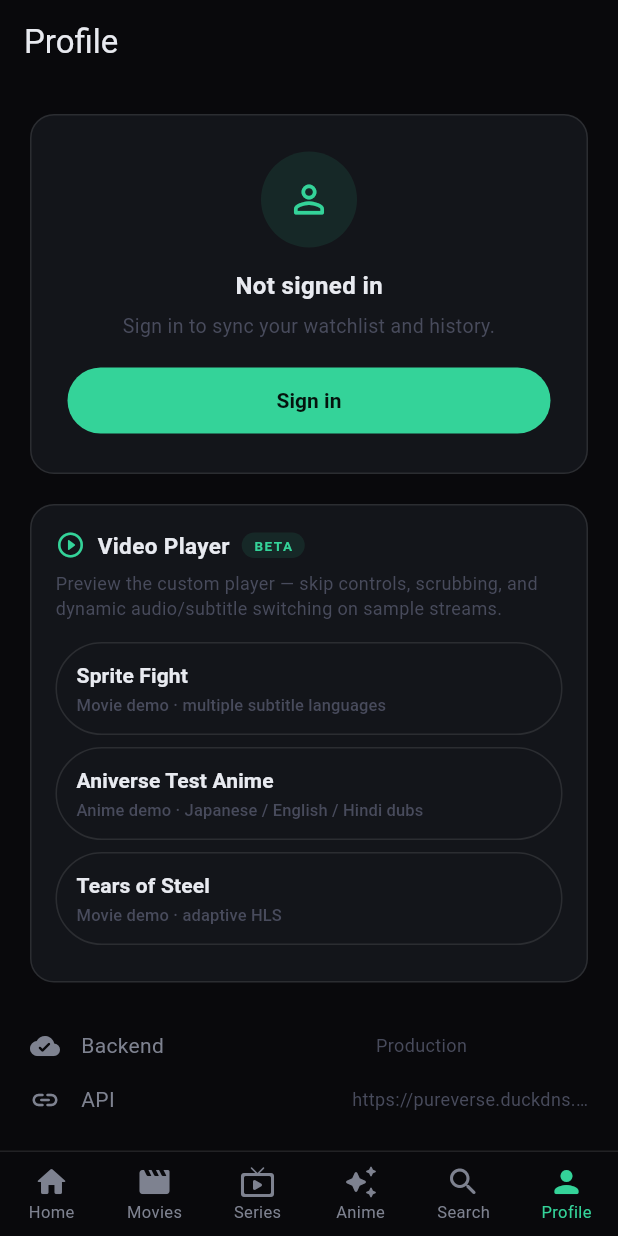
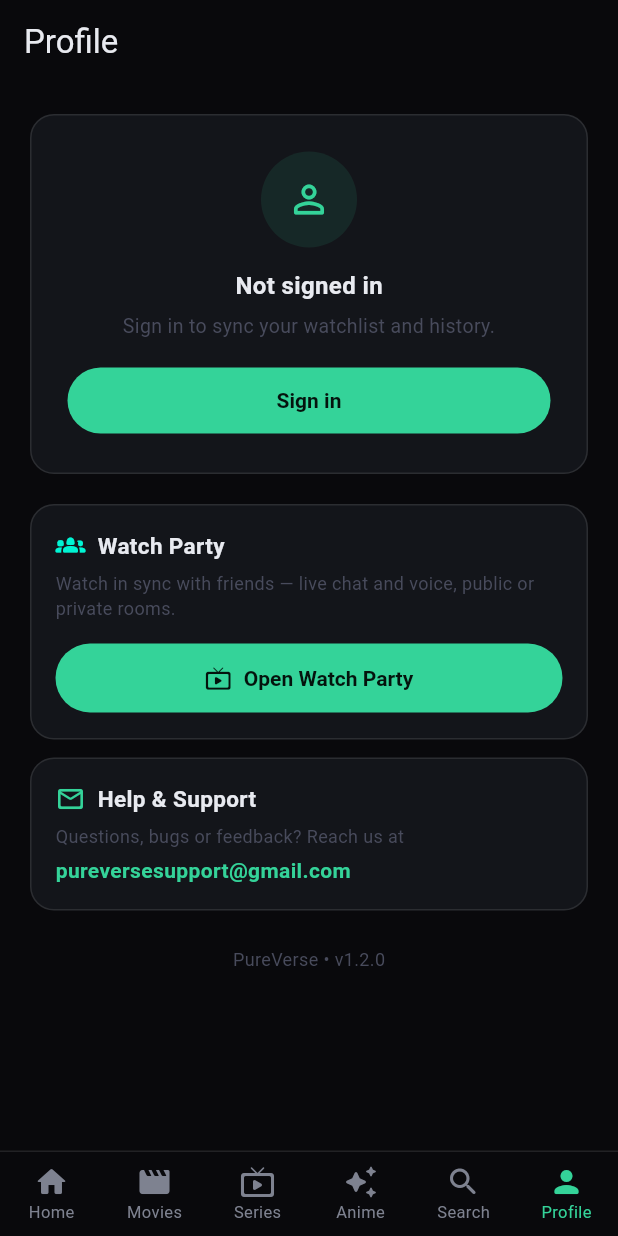
Before and after one commit to Maazhussain786/PureVerse, a Flutter app: the screen it shows after launch, item 6 of the bottom bar chosen, on a phone screen of 412 x 824 dp. Run offline on Flutter 3.47's test engine with Material 3 defaults, Android fonts, the phone set to English and light mode, and no system bars; our stand-ins replace cached_network_image, dio, flutter_riverpod, flutter_secure_storage, google_sign_in, permission_handler and 1 more; missing offline and left inert: flutter_inappwebview, flutter_webrtc, media_kit, media_kit_video; network calls fail.

Commit message:
profile: polish for release + drop dead demo player
Remove the backend/API debug rows and the BETA sample-player section; add a
Watch Party card, a Help & Support card (pureversesupport@gmail.com), and the
current version. Delete the now-unused demo/Chewie players (demo_media,
native_player_screen, player_screen) and drop the chewie + video_player deps.

```diff
--- a/mobile/lib/core/models/demo_media.dart
+++ /dev/null
@@ -1,93 +0,0 @@
-// Sample playable media for the native-player preview.
-//
-// The production catalogue only exposes third-party iframe embeds (no direct
-// stream URLs, audio tracks or subtitle tracks — see the player architecture
-// notes), so the custom player is demonstrated against public HLS/VTT test
-// assets. Each DemoMedia declares the audio (dub) and subtitle options that
-// actually exist for it, so the player's menus are built dynamically and only
-// show what's available — e.g. a Hindi dub appears only where it's defined.
-
-/// One selectable audio / dub language. In this demo each dub is a separate
-/// stream; in production these would be alternate audio renditions of one HLS.
-class AudioOption {
-  final String label; // e.g. "Japanese", "English (Dub)"
-  final String language; // ISO code, e.g. "ja", "en", "hi"
-  final String url; // HLS/MP4 stream for this audio
-  const AudioOption(this.label, this.language, this.url);
-}
-
-/// One selectable subtitle track (external WebVTT).
-class SubtitleOption {
-  final String label; // e.g. "English"
-  final String language; // ISO code
-  final String url; // .vtt URL
-  const SubtitleOption(this.label, this.language, this.url);
-}
-
-class DemoMedia {
-  final String title;
-  final String subtitle; // short descriptor shown in the chooser
-  final List<AudioOption> audioTracks;
-  final List<SubtitleOption> subtitleTracks;
-
-  const DemoMedia({
-    required this.title,
-    required this.subtitle,
-    required this.audioTracks,
-    required this.subtitleTracks,
-  });
-}
-
-// ─── Public test assets (fast, multi-bitrate HLS so quality variants appear
-// and adaptive streaming keeps buffering low) ───
-// Vidstack sprite-fight clip ships matching multi-language WebVTT subtitles.
-const _spriteHls = 'https://files.vidstack.io/sprite-fight/hls/stream.m3u8';
-
-// Distinct fast multi-bitrate HLS streams, used to stand in for separate dubs.
-const _muxBunny = 'https://test-streams.mux.dev/x36xhzz/x36xhzz.m3u8';
-const _muxTos = 'https://test-streams.mux.dev/tos_ismc/main.m3u8';
-const _sintel = 'https://bitdash-a.akamaihd.net/content/sintel/hls/playlist.m3u8';
-
-const demoCatalog = <DemoMedia>[
-  // Subtitle-rich title: one audio, many subtitle languages (note: no Hindi).
-  DemoMedia(
-    title: 'Sprite Fight',
-    subtitle: 'Movie demo · multiple subtitle languages',
-    audioTracks: [
-      AudioOption('Original', 'en', _spriteHls),
-    ],
-    subtitleTracks: [
-      SubtitleOption('English', 'en', 'https://files.vidstack.io/sprite-fight/subs/english.vtt'),
-      SubtitleOption('Spanish', 'es', 'https://files.vidstack.io/sprite-fight/subs/spanish.vtt'),
-      SubtitleOption('French', 'fr', 'https://files.vidstack.io/sprite-fight/subs/french.vtt'),
-    ],
-  ),
-
-  // Dub-rich "anime" title: multiple audio languages incl. a Hindi dub that the
-  // movie above does NOT have — proving the menu is built per-title.
-  DemoMedia(
-    title: 'Aniverse Test Anime',
-    subtitle: 'Anime demo · Japanese / English / Hindi dubs',
-    audioTracks: [
-      AudioOption('Japanese', 'ja', _muxBunny),
-      AudioOption('English (Dub)', 'en', _sintel),
-      AudioOption('Hindi (Dub)', 'hi', _muxTos),
-    ],
-    subtitleTracks: [
-      SubtitleOption('English', 'en', 'https://files.vidstack.io/sprite-fight/subs/english.vtt'),
-      SubtitleOption('Spanish', 'es', 'https://files.vidstack.io/sprite-fight/subs/spanish.vtt'),
-    ],
-  ),
-
-  // Tracks-in-the-manifest title (Tears of Steel ships alternate audio + subs).
-  DemoMedia(
-    title: 'Tears of Steel',
-    subtitle: 'Movie demo · adaptive HLS',
-    audioTracks: [
-      AudioOption('English', 'en', _muxTos),
-    ],
-    subtitleTracks: [
-      SubtitleOption('English', 'en', 'https://files.vidstack.io/sprite-fight/subs/english.vtt'),
-    ],
-  ),
-];
--- a/mobile/lib/features/profile/presentation/screens/profile_screen.dart
+++ b/mobile/lib/features/profile/presentation/screens/profile_screen.dart
@@ -2,11 +2,9 @@ import 'package:flutter/material.dart';
 import 'package:flutter_riverpod/flutter_riverpod.dart';
 import 'package:cached_network_image/cached_network_image.dart';
 
-import '../../../../core/config/app_config.dart';
 import '../../../../core/constants/app_colors.dart';
 import '../../../../core/constants/avatars.dart';
 import '../../../../core/models/user_profile.dart';
-import '../../../../core/models/demo_media.dart';
 import '../widgets/avatar_picker_sheet.dart';
 import '../../../auth/auth_controller.dart';
 import '../../../auth/sign_in_sheet.dart';
@@ -14,7 +12,10 @@ import '../../../user/user_state.dart';
 import '../../../../shared/widgets/continue_watching_rail.dart';
 import '../../../library/presentation/screens/library_screen.dart';
 import '../../../history/presentation/screens/history_screen.dart';
-import '../../../player/presentation/screens/native_player_screen.dart';
+import '../../../party/presentation/screens/party_lobby_screen.dart';
+
+const String kSupportEmail = 'pureversesupport@gmail.com';
+const String kAppVersion = '1.2.0';
 
 class ProfileScreen extends ConsumerWidget {
   const ProfileScreen({super.key});
@@ -45,14 +46,12 @@ class ProfileScreen extends ConsumerWidget {
                   _preferences(ref, auth.user!),
                 ],
                 const SizedBox(height: 20),
-                _playerPreview(context),
-                const SizedBox(height: 24),
-                _infoTile(Icons.cloud_done_rounded, 'Backend',
-                    AppConfig.isProduction ? 'Production' : 'Local dev'),
-                _infoTile(Icons.link_rounded, 'API', AppConfig.apiBaseUrl),
+                _watchPartyCard(context),
+                const SizedBox(height: 12),
+                _supportCard(),
                 const SizedBox(height: 24),
                 const Center(
-                  child: Text('PureVerse • v1.0.0',
+                  child: Text('PureVerse • v$kAppVersion',
                       style:
                           TextStyle(color: AppColors.textMuted, fontSize: 12)),
                 ),
@@ -364,8 +363,8 @@ class ProfileScreen extends ConsumerWidget {
     );
   }
 
-  // ─── Custom player preview (sample HLS streams) ───
-  Widget _playerPreview(BuildContext context) {
+  // ─── Watch Party entry ───
+  Widget _watchPartyCard(BuildContext context) {
     return Container(
       padding: const EdgeInsets.all(16),
       decoration: BoxDecoration(
@@ -377,70 +376,71 @@ class ProfileScreen extends ConsumerWidget {
         crossAxisAlignment: CrossAxisAlignment.start,
         children: [
           Row(
-            children: [
-              const Icon(Icons.play_circle_outline_rounded,
-                  color: AppColors.accent, size: 20),
-              const SizedBox(width: 8),
-              const Text('Video Player',
+            children: const [
+              Icon(Icons.groups_2_rounded, color: AppColors.teal, size: 20),
+              SizedBox(width: 8),
+              Text('Watch Party',
                   style: TextStyle(
                       color: AppColors.textPrimary,
                       fontSize: 15,
                       fontWeight: FontWeight.w700)),
-              const SizedBox(width: 8),
-              Container(
-                padding:
-                    const EdgeInsets.symmetric(horizontal: 8, vertical: 2),
-                decoration: BoxDecoration(
-                  color: AppColors.accentSubtle,
-                  borderRadius: BorderRadius.circular(20),
-                ),
-                child: const Text('BETA',
-                    style: TextStyle(
-                        color: AppColors.accent,
-                        fontSize: 9,
-                        fontWeight: FontWeight.w700,
-                        letterSpacing: 1)),
-              ),
             ],
           ),
           const SizedBox(height: 6),
           const Text(
-            'Preview the custom player — skip controls, scrubbing, and '
-            'dynamic audio/subtitle switching on sample streams.',
+            'Watch in sync with friends — live chat and voice, public or '
+            'private rooms.',
             style: TextStyle(color: AppColors.textMuted, fontSize: 12),
           ),
           const SizedBox(height: 14),
-          ...demoCatalog.map((m) => Padding(
-                padding: const EdgeInsets.only(bottom: 8),
-                child: SizedBox(
+          SizedBox(
             width: double.infinity,
-                  child: OutlinedButton(
+            child: ElevatedButton.icon(
               onPressed: () => Navigator.of(context).push(
-                      MaterialPageRoute(
-                          builder: (_) => NativePlayerScreen(media: m)),
+                MaterialPageRoute(builder: (_) => const PartyLobbyScreen()),
               ),
-                    style: OutlinedButton.styleFrom(
-                      alignment: Alignment.centerLeft,
-                      padding: const EdgeInsets.symmetric(
-                          horizontal: 14, vertical: 12),
+              icon: const Icon(Icons.live_tv_rounded, size: 18),
+              label: const Text('Open Watch Party'),
+            ),
+          ),
+        ],
+      ),
+    );
+  }
+
+  // ─── Help & support ───
+  Widget _supportCard() {
+    return Container(
+      padding: const EdgeInsets.all(16),
+      decoration: BoxDecoration(
+        color: AppColors.bgCard,
+        borderRadius: BorderRadius.circular(16),
+        border: Border.all(color: AppColors.glassBorder),
       ),
       child: Column(
         crossAxisAlignment: CrossAxisAlignment.start,
+        children: const [
+          Row(
             children: [
-                        Text(m.title,
-                            style: const TextStyle(
+              Icon(Icons.mail_outline_rounded,
+                  color: AppColors.accent, size: 20),
+              SizedBox(width: 8),
+              Text('Help & Support',
+                  style: TextStyle(
                       color: AppColors.textPrimary,
+                      fontSize: 15,
+                      fontWeight: FontWeight.w700)),
+            ],
+          ),
+          SizedBox(height: 6),
+          Text('Questions, bugs or feedback? Reach us at',
+              style: TextStyle(color: AppColors.textMuted, fontSize: 12)),
+          SizedBox(height: 4),
+          SelectableText(kSupportEmail,
+              style: TextStyle(
+                  color: AppColors.accent,
                   fontSize: 14,
                   fontWeight: FontWeight.w600)),
-                        const SizedBox(height: 2),
-                        Text(m.subtitle,
-                            style: const TextStyle(
-                                color: AppColors.textMuted, fontSize: 11)),
-                      ],
-                    ),
-                  ),
-                ),
-              )),
         ],
       ),
     );
@@ -486,24 +486,4 @@ class ProfileScreen extends ConsumerWidget {
         ),
       );
 
-  Widget _infoTile(IconData icon, String label, String value) => Padding(
-        padding: const EdgeInsets.symmetric(vertical: 8),
-        child: Row(
-          children: [
-            Icon(icon, color: AppColors.textSecondary, size: 20),
-            const SizedBox(width: 14),
-            Text(label,
-                style: const TextStyle(
-                    color: AppColors.textSecondary, fontSize: 14)),
-            const Spacer(),
-            Flexible(
-              child: Text(value,
-                  textAlign: TextAlign.right,
-                  style: const TextStyle(
-                      color: AppColors.textMuted, fontSize: 12),
-                  overflow: TextOverflow.ellipsis),
-            ),
-          ],
-        ),
-      );
 }
--- a/mobile/pubspec.yaml
+++ b/mobile/pubspec.yaml
@@ -33,8 +33,6 @@ dependencies:
   flutter_riverpod: ^2.5.1
   dio: ^5.4.2
   cached_network_image: ^3.3.1
-  video_player: ^2.8.5
-  chewie: ^1.8.1
   media_kit: ^1.1.10
   media_kit_video: ^1.2.0
   media_kit_libs_video: ^1.0.5
```
Also changed, not shown: mobile/lib/features/player/presentation/screens/native_player_screen.dart (deleted, +0 -369 lines), mobile/lib/features/player/presentation/screens/player_screen.dart (deleted, +0 -89 lines), mobile/pubspec.lock, 1 other file. Lines whose indentation alone changed are shown as unchanged.
